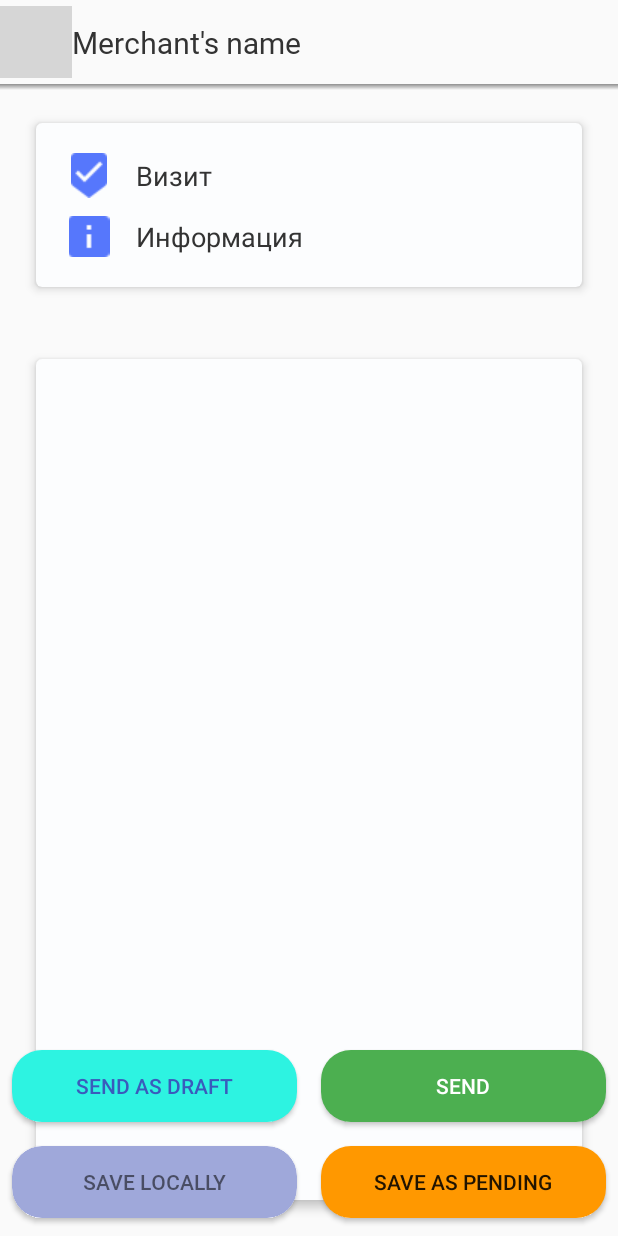
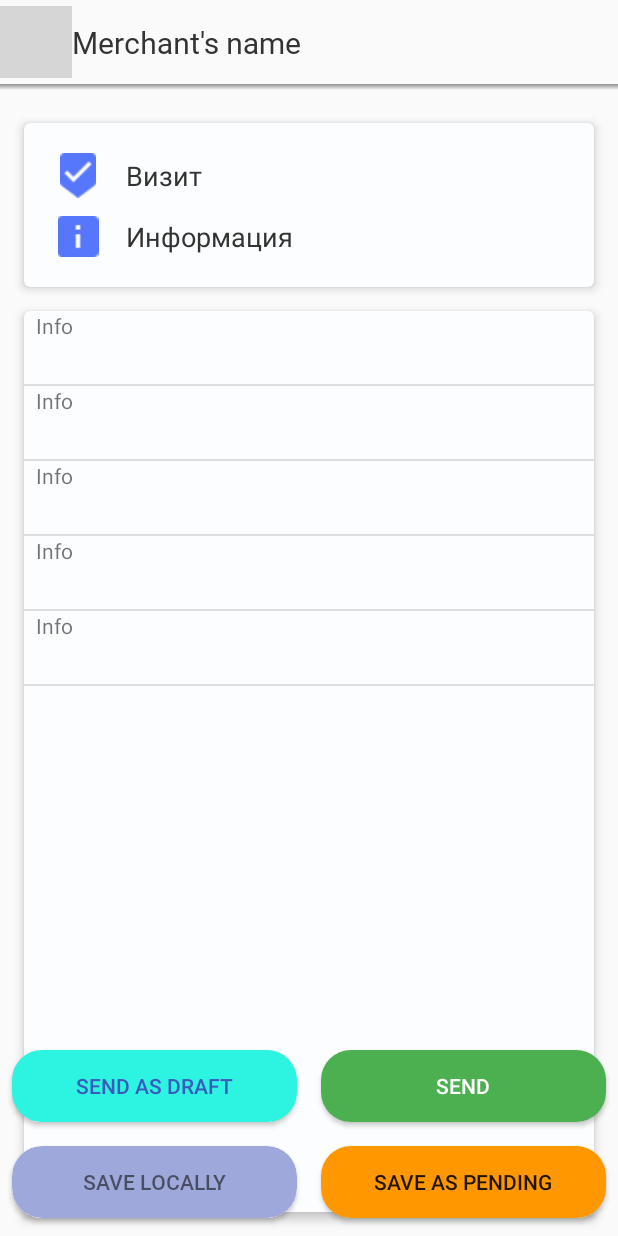
Before and after one commit to corvo17/antex_android_app, an Android app: the fragment MerchantPageFragment placed in its activity, on a phone screen of 412 x 824 dp. Run offline under Robolectric (Android 15) with nearby library versions, the phone set to English and light mode, and no system bars; our stand-ins replace Room's generated code, RxJava; libraries missing offline, so code that uses them is left out: com.kofigyan.stateprogressbar, com.readystatesoftware.chuck; plain views replace StateProgressBar; 3 statements that could not run were skipped; grey boxes are pictures that could not be loaded.

Commit message:
add adapter MerchantPageFragment

```diff
--- a/app/src/main/java/uz/codic/ahmadtea/MvpApplication.java
+++ b/app/src/main/java/uz/codic/ahmadtea/MvpApplication.java
@@ -9,7 +9,6 @@ import uz.codic.ahmadtea.errors.ExceptionHandler;
 public class MvpApplication extends Application {
 
 
-
     @Override
     public void onCreate() {
         super.onCreate();
--- a/app/src/main/java/uz/codic/ahmadtea/errors/error_activity/ErrorActivity.java
+++ b/app/src/main/java/uz/codic/ahmadtea/errors/error_activity/ErrorActivity.java
@@ -39,6 +39,7 @@ public class ErrorActivity extends AppCompatActivity {
        // toolbar.setTitle("Ошибка");
 
         appDataManager = new AppDataManager(this);
+        if (appDataManager.isLogin())
         checkErrors();
 
         String id = getIntent().getStringExtra("id");
--- a/app/src/main/java/uz/codic/ahmadtea/ui/login/LoginActivity.java
+++ b/app/src/main/java/uz/codic/ahmadtea/ui/login/LoginActivity.java
@@ -5,6 +5,7 @@ import android.annotation.SuppressLint;
 import android.app.Activity;
 import android.content.Context;
 import android.content.Intent;
+import android.content.pm.PackageManager;
 import android.os.Bundle;
 import android.support.v4.app.ActivityCompat;
 import android.telephony.TelephonyManager;
@@ -21,6 +22,7 @@ import android.widget.RelativeLayout;
 import android.widget.TextView;
 import android.widget.Toast;
 
+import java.security.Permission;
 import java.text.SimpleDateFormat;
 import java.util.Date;
 
@@ -55,7 +57,9 @@ public class LoginActivity extends BaseActivity implements LoginMvpView {
         super.onCreate(savedInstanceState);
         setContentView(R.layout.activity_login);
 
-        if (!ActivityCompat.shouldShowRequestPermissionRationale(this, Manifest.permission.READ_PHONE_STATE)) {
+
+
+        if (ActivityCompat.checkSelfPermission(this, Manifest.permission.READ_PHONE_STATE) != PackageManager.PERMISSION_GRANTED) {
             ActivityCompat.requestPermissions(this, new String[]{Manifest.permission.READ_PHONE_STATE, android.Manifest.permission.ACCESS_FINE_LOCATION, Manifest.permission.ACCESS_COARSE_LOCATION, Manifest.permission.WRITE_EXTERNAL_STORAGE, Manifest.permission.READ_EXTERNAL_STORAGE, Manifest.permission.CAMERA}, 100);
         }
 
@@ -64,7 +68,7 @@ public class LoginActivity extends BaseActivity implements LoginMvpView {
 
         presenter = new LoginPresenter<>(this);
         presenter.onAttach(this);
-        presenter.checkErrors();
+        //presenter.checkErrors();
 
         isFirstTime = getIntent().getBooleanExtra("isFirstTime", true);
         error_label = getIntent().getStringExtra("error_label");
@@ -73,7 +77,7 @@ public class LoginActivity extends BaseActivity implements LoginMvpView {
             Log.d("baxtiyor", "onCreate: ");
             btn_back.setVisibility(View.GONE);
             presenter.checkUser();
-            generatePrivateHash();
+           // generatePrivateHash();
         } else {
             lnl_code.setVisibility(View.GONE);
         }
@@ -130,7 +134,7 @@ public class LoginActivity extends BaseActivity implements LoginMvpView {
         if (error_label == null) {
             Log.d("baxtiyor", "eror null");
             presenter.userCheckFromDb(login);
-        }else {
+        } else {
             presenter.onRequestResetToken(login);
             Log.d("baxtiyor", "eror null emas" + error_label);
         }
@@ -217,8 +221,8 @@ public class LoginActivity extends BaseActivity implements LoginMvpView {
 
     @Override
     public void onBackPressed() {
-        if (isFirstTime){
+        if (isFirstTime) {
             finishAffinity();
-        }else super.onBackPressed();
+        } else super.onBackPressed();
     }
 }
--- a/app/src/main/java/uz/codic/ahmadtea/ui/login/LoginPresenter.java
+++ b/app/src/main/java/uz/codic/ahmadtea/ui/login/LoginPresenter.java
@@ -306,6 +306,7 @@ public class LoginPresenter<V extends LoginMvpView> extends BasePresenter<V>
         if (true) {
             if (getDataManager().isLogin()){
                 Log.d("baxtiyor", "checkUser: dontStay");
+                checkErrors();
                 getMvpView().dontStay();
             }else {
                 Log.d("baxtiyor", "checkUser: onStay");
--- a/app/src/main/java/uz/codic/ahmadtea/ui/visit/MerchantActivity.java
+++ b/app/src/main/java/uz/codic/ahmadtea/ui/visit/MerchantActivity.java
@@ -17,7 +17,6 @@ import android.support.v4.app.Fragment;
 import android.support.v4.content.ContextCompat;
 import android.support.v7.widget.CardView;
 import android.support.v7.widget.Toolbar;
-import android.util.Log;
 import android.view.View;
 import android.widget.Button;
 import android.widget.ImageView;
@@ -39,7 +38,7 @@ import uz.codic.ahmadtea.data.db.entities.Visit;
 import uz.codic.ahmadtea.ui.MainActivity;
 import uz.codic.ahmadtea.ui.base.BaseActivity;
 import uz.codic.ahmadtea.ui.visit.zakaz.InformationFragment;
-import uz.codic.ahmadtea.ui.visit.zakaz.MerchantPageFragment;
+import uz.codic.ahmadtea.ui.visit.zakaz.visit_info.MerchantPageFragment;
 import uz.codic.ahmadtea.ui.visit.zakaz.OnFragmentInteractionListener;
 import uz.codic.ahmadtea.ui.visit.zakaz.modelUi.CompleteApi;
 import uz.codic.ahmadtea.ui.visit.zakaz.modelUi.CompleteObject;
@@ -49,7 +48,6 @@ import uz.codic.ahmadtea.ui.visit.zakaz.product.ProductFragment;
 import uz.codic.ahmadtea.ui.visit.zakaz.shippingDate.ShippingDateFragment;
 import uz.codic.ahmadtea.ui.visit.zakaz.visitFragment.VisitFragment;
 import uz.codic.ahmadtea.utils.CommonUtils;
-import uz.codic.ahmadtea.utils.Consts;
 
 import static uz.codic.ahmadtea.utils.Consts.informationTag;
 import static uz.codic.ahmadtea.utils.Consts.paymentTag;
--- a/app/src/main/java/uz/codic/ahmadtea/ui/visit/zakaz/MerchantPageFragment.java
+++ b/app/src/main/java/uz/codic/ahmadtea/ui/visit/zakaz/visit_info/MerchantPageFragment.java
@@ -1,24 +1,24 @@
-package uz.codic.ahmadtea.ui.visit.zakaz;
+package uz.codic.ahmadtea.ui.visit.zakaz.visit_info;
 
 
-import android.app.AlertDialog;
 import android.content.Context;
-import android.content.DialogInterface;
-import android.content.Intent;
 import android.location.LocationManager;
 import android.os.Build;
 import android.os.Bundle;
-import android.provider.Settings;
 import android.support.annotation.NonNull;
 import android.support.annotation.Nullable;
 import android.support.annotation.RequiresApi;
 import android.support.v4.app.Fragment;
+import android.support.v7.widget.LinearLayoutManager;
+import android.support.v7.widget.RecyclerView;
 import android.view.LayoutInflater;
 import android.view.View;
 import android.view.ViewGroup;
 import android.widget.LinearLayout;
 
 import uz.codic.ahmadtea.R;
+import uz.codic.ahmadtea.ui.visit.zakaz.InformationFragment;
+import uz.codic.ahmadtea.ui.visit.zakaz.OnFragmentInteractionListener;
 import uz.codic.ahmadtea.ui.visit.zakaz.visitFragment.VisitFragment;
 
 import static uz.codic.ahmadtea.utils.Consts.informationTag;
@@ -33,6 +33,8 @@ public class MerchantPageFragment extends Fragment {
 
     LinearLayout lnr_visit;
     LinearLayout lnr_information;
+    RecyclerView recyclerView;
+    RecyclerView.Adapter adapter;
     boolean gps_enabled = false;
 
 
@@ -43,6 +45,10 @@ public class MerchantPageFragment extends Fragment {
 
         lnr_visit = view.findViewById(R.id.lnr_visit);
         lnr_information = view.findViewById(R.id.lnr_information);
+        recyclerView = view.findViewById(R.id.info_action_recycler);
+        recyclerView.setLayoutManager(new LinearLayoutManager(getContext()));
+        adapter = new VisitInfoAdapter();
+        recyclerView.setAdapter(adapter);
 
         LocationManager locationManager = (LocationManager)getContext().getSystemService(Context.LOCATION_SERVICE);
 
--- /dev/null
+++ b/app/src/main/java/uz/codic/ahmadtea/ui/visit/zakaz/visit_info/VisitInfoAdapter.java
@@ -0,0 +1,38 @@
+package uz.codic.ahmadtea.ui.visit.zakaz.visit_info;
+
+import android.support.annotation.NonNull;
+import android.support.v7.widget.RecyclerView;
+import android.view.LayoutInflater;
+import android.view.View;
+import android.view.ViewGroup;
+import android.widget.TextView;
+
+import uz.codic.ahmadtea.R;
+
+class VisitInfoAdapter extends RecyclerView.Adapter<VisitInfoAdapter.Holder> {
+    @NonNull
+    @Override
+    public Holder onCreateViewHolder(@NonNull ViewGroup viewGroup, int i) {
+        View view = LayoutInflater.from(viewGroup.getContext()).inflate(R.layout.item_visit_info, viewGroup, false);
+        return new Holder(view);
+    }
+
+    @Override
+    public void onBindViewHolder(@NonNull Holder holder, int i) {
+
+    }
+
+    @Override
+    public int getItemCount() {
+        return 5;
+    }
+
+    public class Holder extends RecyclerView.ViewHolder {
+        TextView info;
+
+        public Holder(@NonNull View itemView) {
+            super(itemView);
+            info = itemView.findViewById(R.id.info);
+        }
+    }
+}
--- a/app/src/main/res/layout/fragment_merchant_page.xml
+++ b/app/src/main/res/layout/fragment_merchant_page.xml
@@ -4,7 +4,7 @@
     xmlns:tools="http://schemas.android.com/tools"
     android:layout_width="match_parent"
     android:layout_height="match_parent"
-    tools:context=".ui.visit.zakaz.MerchantPageFragment">
+    tools:context=".ui.visit.zakaz.visit_info.MerchantPageFragment">
 
 
     <RelativeLayout
@@ -15,7 +15,9 @@
             android:id="@+id/cardview"
             android:layout_width="match_parent"
             android:layout_height="wrap_content"
-            android:layout_margin="24dp"
+            android:layout_marginTop="24dp"
+            android:layout_marginLeft="16dp"
+            android:layout_marginRight="16dp"
             app:cardBackgroundColor="@color/backgroundWhitesh"
             app:cardCornerRadius="4dp"
             app:cardElevation="4dp">
@@ -108,12 +110,19 @@
         <android.support.v7.widget.CardView
             android:layout_width="match_parent"
             android:layout_height="match_parent"
-            android:layout_margin="24dp"
+            android:layout_margin="16dp"
             android:layout_below="@id/cardview"
             app:cardBackgroundColor="@color/backgroundWhitesh"
             app:cardCornerRadius="4dp"
             app:cardElevation="4dp">
 
+            <android.support.v7.widget.RecyclerView
+                android:id="@+id/info_action_recycler"
+                android:layout_width="match_parent"
+                android:layout_height="match_parent">
+
+            </android.support.v7.widget.RecyclerView>
+
         </android.support.v7.widget.CardView>
     </RelativeLayout>
 
--- /dev/null
+++ b/app/src/main/res/layout/item_visit_info.xml
@@ -0,0 +1,23 @@
+<?xml version="1.0" encoding="utf-8"?>
+<android.support.constraint.ConstraintLayout xmlns:android="http://schemas.android.com/apk/res/android"
+    android:layout_width="match_parent"
+    android:layout_height="wrap_content"
+    xmlns:app="http://schemas.android.com/apk/res-auto"
+    android:clickable="true"
+    android:foreground="?attr/selectableItemBackground">
+
+    <TextView
+        android:id="@+id/info"
+        android:layout_width="match_parent"
+        android:layout_height="50dp"
+        android:layout_margin="8dp"
+        android:text="Info" />
+
+    <View
+        android:layout_width="0dp"
+        android:layout_height="1dp"
+        android:background="#1f000000"
+        app:layout_constraintBottom_toBottomOf="parent"
+        />
+
+</android.support.constraint.ConstraintLayout>
```
